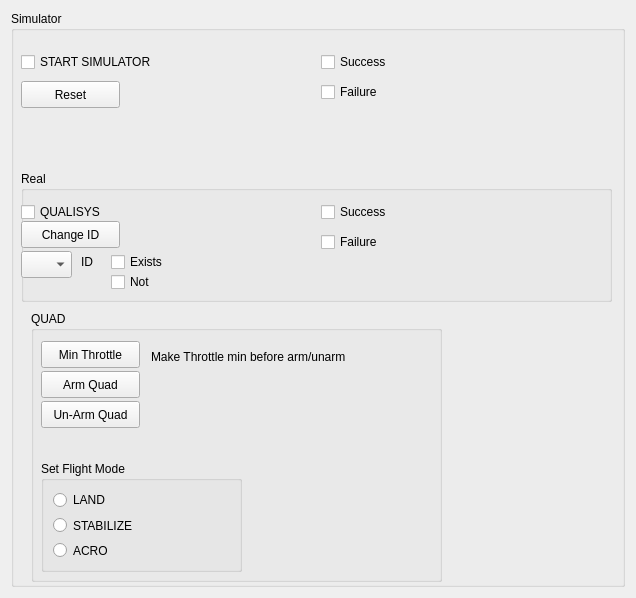
This is gui/src/gui/saver_mavros.ui in massimilianop/sml_under_development as Qt 5 draws it before an edit. The edited form follows.
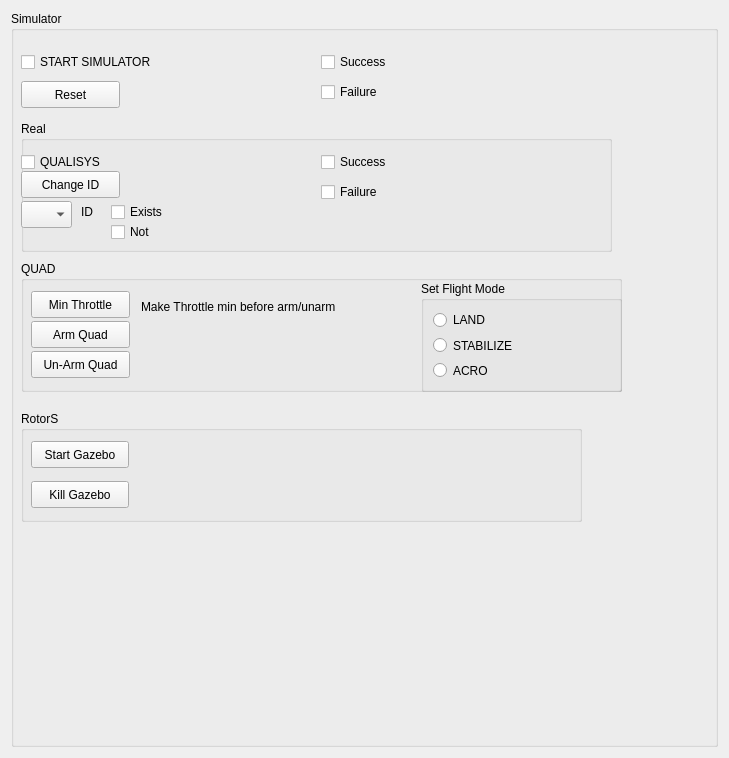
This is the edited form.

Commit message: start gazebo in gui

Patch:
```diff
--- a/gui/src/gui/saver_mavros.ui
+++ b/gui/src/gui/saver_mavros.ui
@@ -6,8 +6,8 @@
    <rect>
     <x>0</x>
     <y>0</y>
-    <width>636</width>
-    <height>598</height>
+    <width>729</width>
+    <height>758</height>
    </rect>
   </property>
   <property name="windowTitle">
@@ -65,7 +65,7 @@
       <property name="geometry">
        <rect>
         <x>10</x>
-        <y>160</y>
+        <y>110</y>
         <width>591</width>
         <height>131</height>
        </rect>
@@ -191,10 +191,10 @@
      <widget class="QGroupBox" name="groupBox_3">
       <property name="geometry">
        <rect>
-        <x>20</x>
-        <y>300</y>
-        <width>411</width>
-        <height>271</height>
+        <x>10</x>
+        <y>250</y>
+        <width>601</width>
+        <height>131</height>
        </rect>
       </property>
       <property name="title">
@@ -255,8 +255,8 @@
       <widget class="QGroupBox" name="ModeGroup">
        <property name="geometry">
         <rect>
-         <x>10</x>
-         <y>150</y>
+         <x>400</x>
+         <y>20</y>
          <width>201</width>
          <height>111</height>
         </rect>
@@ -287,6 +287,51 @@
          </widget>
         </item>
        </layout>
+      </widget>
+      <zorder>ArmQuad</zorder>
+      <zorder>UnArmQuad</zorder>
+      <zorder>label_3</zorder>
+      <zorder>MinThrottle</zorder>
+      <zorder>ModeGroup</zorder>
+      <zorder>groupBox_4</zorder>
+     </widget>
+     <widget class="QGroupBox" name="groupBox_4">
+      <property name="geometry">
+       <rect>
+        <x>10</x>
+        <y>400</y>
+        <width>561</width>
+        <height>111</height>
+       </rect>
+      </property>
+      <property name="title">
+       <string>RotorS</string>
+      </property>
+      <widget class="QPushButton" name="start_gazebo">
+       <property name="geometry">
+        <rect>
+         <x>10</x>
+         <y>30</y>
+         <width>98</width>
+         <height>27</height>
+        </rect>
+       </property>
+       <property name="text">
+        <string>Start Gazebo</string>
+       </property>
+      </widget>
+      <widget class="QPushButton" name="kill_gazebo">
+       <property name="geometry">
+        <rect>
+         <x>10</x>
+         <y>70</y>
+         <width>98</width>
+         <height>27</height>
+        </rect>
+       </property>
+       <property name="text">
+        <string>Kill Gazebo</string>
+       </property>
       </widget>
      </widget>
     </widget>
```
The commit also changes 6 other files.
